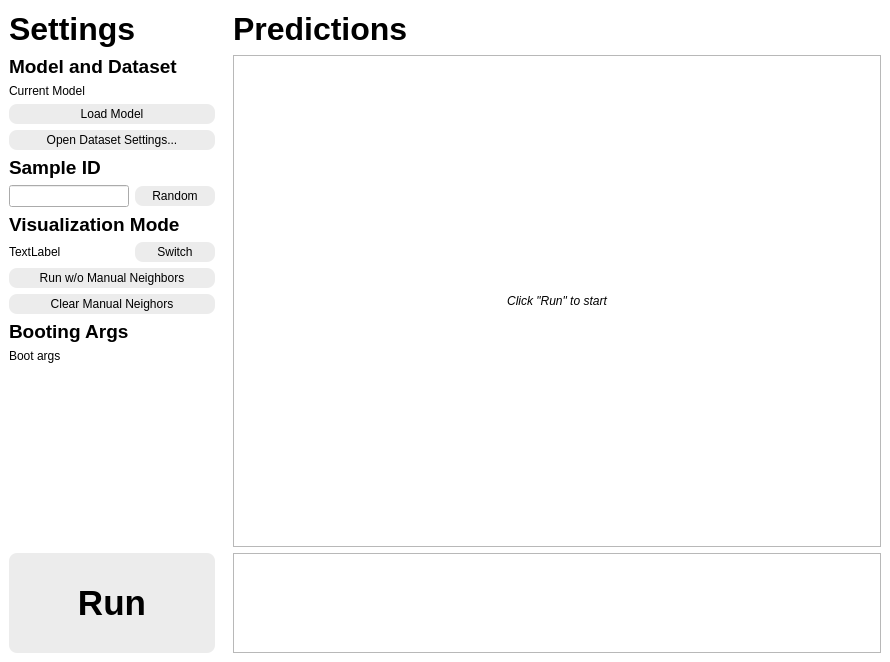
Qt form __ui/__window.ui (cocoon2wong/Project-Solitaire) before a commit.
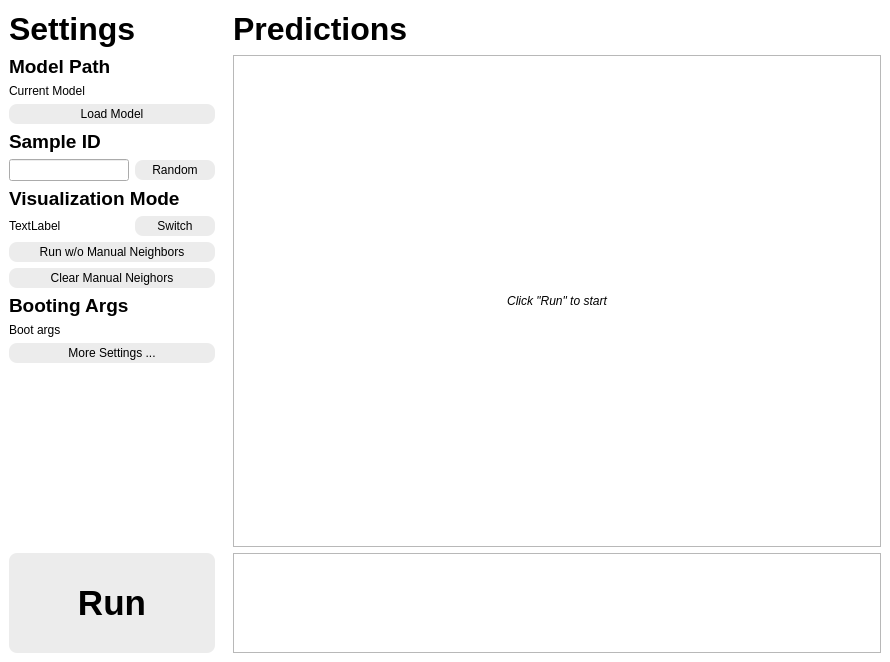
The same form after that commit. Custom widgets are drawn as their Qt base class.

Commit message: Update settings window

```diff
--- a/__ui/__window.ui
+++ b/__ui/__window.ui
@@ -106,7 +106,7 @@
               </font>
              </property>
              <property name="text">
-              <string>Model and Dataset</string>
+              <string>Model Path</string>
              </property>
              <property name="margin">
               <number>3</number>
@@ -150,19 +150,6 @@
            </property>
           </widget>
          </item>
-         <item>
-          <widget class="MyButton" name="pushButton_dataset">
-           <property name="maximumSize">
-            <size>
-             <width>16777215</width>
-             <height>16777215</height>
-            </size>
-           </property>
-           <property name="text">
-            <string>Open Dataset Settings...</string>
-           </property>
-          </widget>
-         </item>
          <item>
           <widget class="QLabel" name="label_6">
            <property name="font">
@@ -309,6 +296,19 @@
            </property>
           </widget>
          </item>
+         <item>
+          <widget class="MyButton" name="pushButton_dataset">
+           <property name="maximumSize">
+            <size>
+             <width>16777215</width>
+             <height>16777215</height>
+            </size>
+           </property>
+           <property name="text">
+            <string>More Settings ...</string>
+           </property>
+          </widget>
+         </item>
          <item>
           <spacer name="verticalSpacer">
            <property name="orientation">
```
The commit also changes 4 other files.
